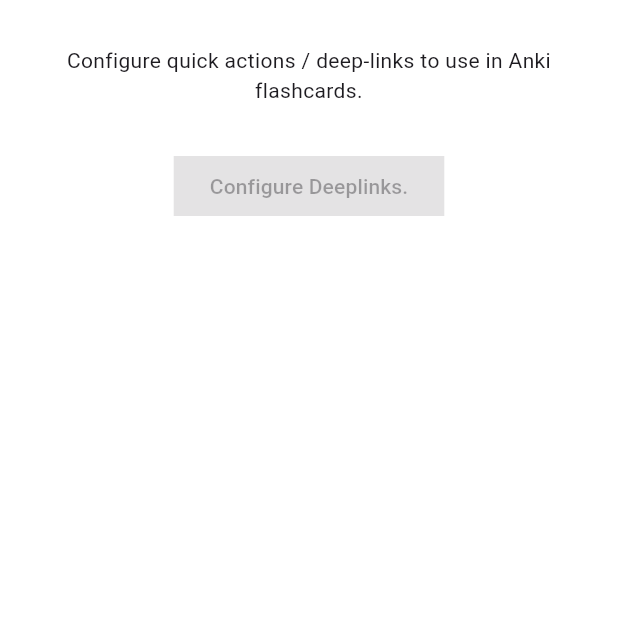
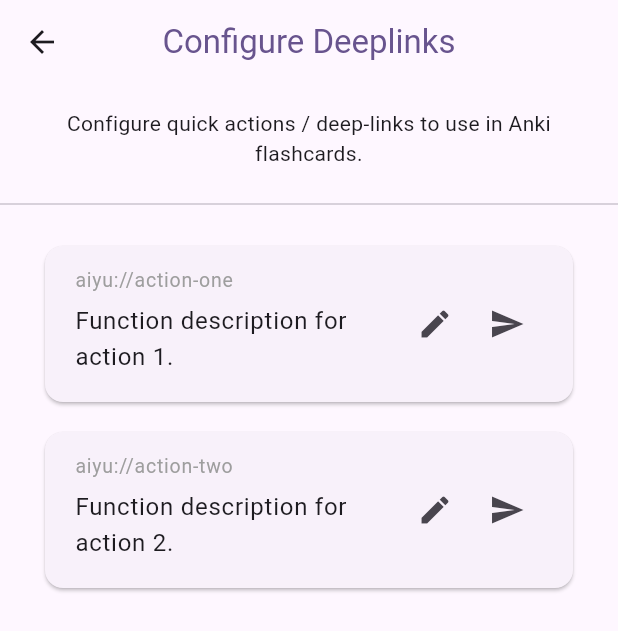
Before and after one commit to martvanburen/aiyu, a Flutter app: the DeeplinkListPage screen opened directly, on a phone screen of 412 x 824 dp. Shown: the top 631 px of the screen. Run offline on Flutter 3.47's test engine with Material 2 defaults, Android fonts, the phone set to English and light mode, and no system bars; our stand-ins replace flutter_dotenv, just_audio, shared_preferences, speech_to_text; missing offline and left inert: aws_polly, flutter_shortcuts; accounts and stored records are empty; generated files the repository leaves out were written again.

Commit message:
Create basic deeplink list page.

```diff
--- /dev/null
+++ b/lib/pages/deeplink_list_page.dart
@@ -0,0 +1,96 @@
+import "package:flutter/material.dart";
+
+class DeeplinkListPage extends StatefulWidget {
+  const DeeplinkListPage({Key? key}) : super(key: key);
+
+  @override
+  State<DeeplinkListPage> createState() => _DeeplinkListPageState();
+}
+
+class _DeeplinkListPageState extends State<DeeplinkListPage> {
+  List<Deeplink> deepLinks = [
+    Deeplink(
+        link: "aiyu://action-one", name: "Function description for action 1."),
+    Deeplink(
+        link: "aiyu://action-two", name: "Function description for action 2."),
+  ];
+
+  @override
+  Widget build(BuildContext context) {
+    ThemeData theme = Theme.of(context);
+
+    return Scaffold(
+      appBar: AppBar(
+        title: Text('Configure Deeplinks',
+            style: TextStyle(color: theme.primaryColor)),
+        centerTitle: true,
+      ),
+      body: SafeArea(
+        child: Column(
+          children: <Widget>[
+            const Padding(
+              padding: EdgeInsets.all(16.0),
+              child: Text(
+                'Configure quick actions / deep-links to use in Anki flashcards.',
+                textAlign: TextAlign.center,
+              ),
+            ),
+            const Divider(),
+            Expanded(
+              child: ListView.builder(
+                itemCount: deepLinks.length,
+                itemBuilder: (BuildContext context, int index) {
+                  return Card(
+                    margin: const EdgeInsets.only(left: 30, right: 30, top: 20),
+                    child: ListTile(
+                      contentPadding: const EdgeInsets.symmetric(
+                          horizontal: 20, vertical: 5),
+                      title: Column(
+                        crossAxisAlignment: CrossAxisAlignment.start,
+                        children: [
+                          Text(
+                            deepLinks[index].link,
+                            style: const TextStyle(
+                                color: Colors.grey, fontSize: 13),
+                          ),
+                          Padding(
+                            padding: const EdgeInsets.symmetric(vertical: 5),
+                            child: Text(deepLinks[index].name),
+                          ),
+                        ],
+                      ),
+                      trailing: Row(
+                        mainAxisSize: MainAxisSize.min,
+                        children: [
+                          IconButton(
+                            icon: const Icon(Icons.edit),
+                            onPressed: () {
+                              // Handle your edit action
+                            },
+                          ),
+                          IconButton(
+                            icon: const Icon(Icons.send),
+                            onPressed: () {
+                              // Handle your execute action
+                            },
+                          ),
+                        ],
+                      ),
+                    ),
+                  );
+                },
+              ),
+            ),
+          ],
+        ),
+      ),
+    );
+  }
+}
+
+class Deeplink {
+  final String link;
+  final String name;
+
+  Deeplink({required this.link, required this.name});
+}
--- a/lib/pages/home/deeplink_list_page.dart
+++ /dev/null
@@ -1,33 +0,0 @@
-import 'package:flutter/material.dart';
-
-class DeeplinkListPage extends StatelessWidget {
-  const DeeplinkListPage({Key? key}) : super(key: key);
-
-  @override
-  Widget build(BuildContext context) {
-    return Container(
-        color: Colors.white,
-        child: Column(
-          mainAxisAlignment: MainAxisAlignment.start,
-          children: [
-            _buildHeaderText(context),
-            const Center(
-              child: ElevatedButton(
-                onPressed: null,
-                child: Text('Configure Deeplinks.'),
-              ),
-            ),
-          ],
-        ));
-  }
-
-  Widget _buildHeaderText(BuildContext context) {
-    return const Padding(
-      padding: EdgeInsets.all(30.0),
-      child: Text(
-        "Configure quick actions / deep-links to use in Anki flashcards.",
-        textAlign: TextAlign.center,
-      ),
-    );
-  }
-}
--- a/lib/pages/home_page.dart
+++ b/lib/pages/home_page.dart
@@ -1,5 +1,5 @@
 import 'package:ai_yu/widgets/home_page/conversation_launch_dialog_widget.dart';
-import "package:ai_yu/pages/home/deeplink_list_page.dart";
+import 'package:ai_yu/pages/deeplink_list_page.dart';
 import "package:ai_yu/widgets/home_page/conversation_quick_launch_widget.dart";
 import "package:ai_yu/widgets/home_page/wallet_display_widget.dart";
 import "package:flutter/material.dart";
```
Also changed, not shown: lib/pages/deeplink_edit_page.dart (added), lib/pages/home/deeplink_edit_page.dart (deleted).
